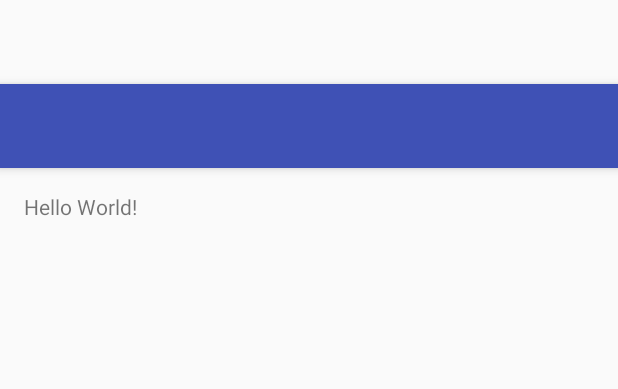
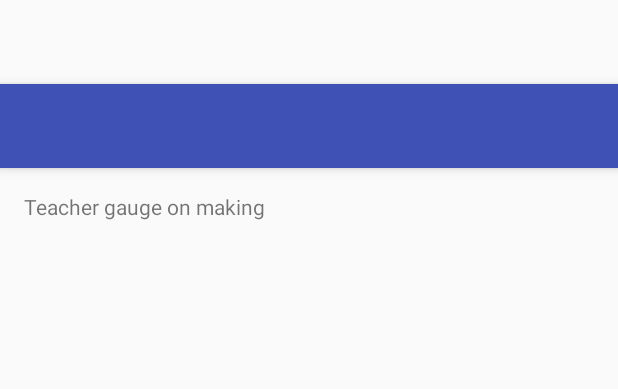
Before and after one commit to bqevin/Hack2Teach-TeacherGauge, an Android app: the layout app_bar_main.xml on its own in the app's theme, with its tools: preview values and no code run, on a phone screen of 412 x 824 dp. Shown: the top 389 px of the screen. Run offline under Robolectric (Android 15) with nearby library versions, the phone set to English and light mode, and no system bars.

Commit message:
Edited main activity text

```diff
--- a/app/src/main/res/layout/content_main.xml
+++ b/app/src/main/res/layout/content_main.xml
@@ -16,5 +16,5 @@
     <TextView
         android:layout_width="wrap_content"
         android:layout_height="wrap_content"
-        android:text="Hello World!" />
+        android:text="Teacher gauge on making" />
 </RelativeLayout>
```
